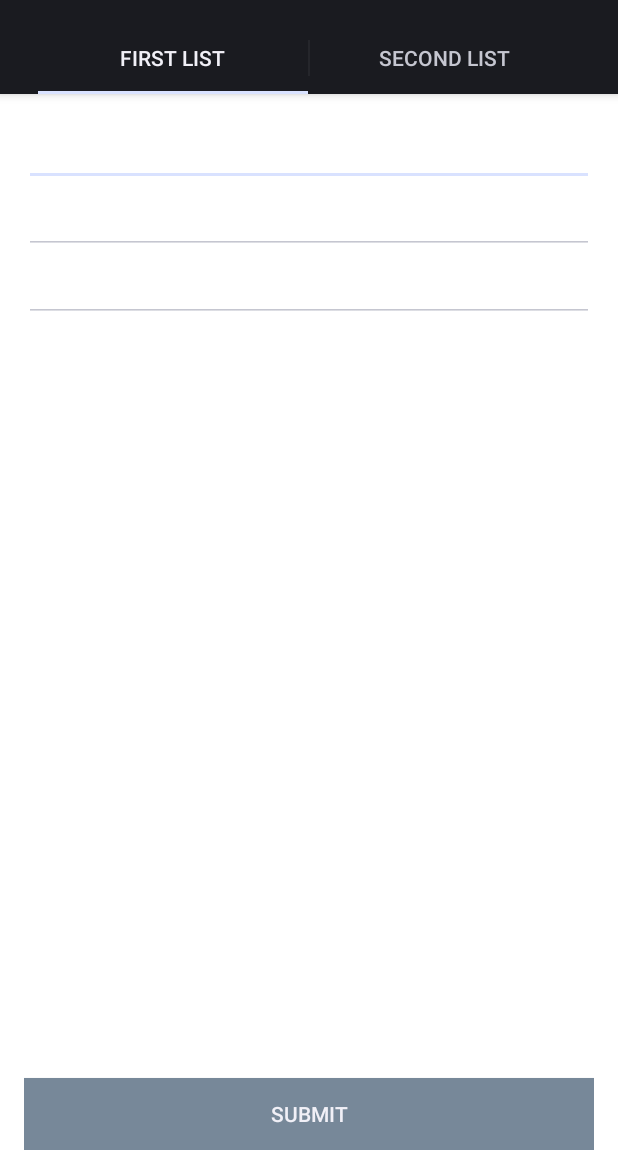
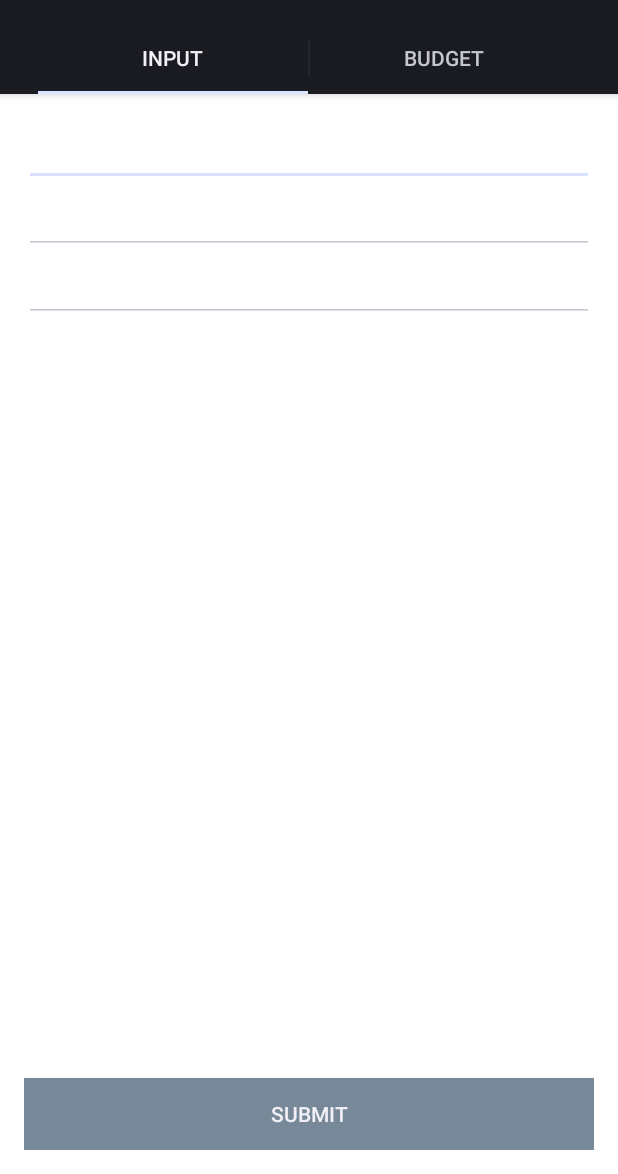
Before and after one commit to willy1087/CS594-Android-Final_project, an Android app: the screen it shows after launch (MainActivity), on a phone screen of 412 x 824 dp, the part 62-1236 px from its top. Run offline under Robolectric (Android 15) with nearby library versions, the phone set to English and light mode, and no system bars.

Commit message:
Edit Some text
Adding the right text to tabs

```diff
--- a/Final_Project/app/src/main/java/com/example/willy1087/final_project/MainActivity.java
+++ b/Final_Project/app/src/main/java/com/example/willy1087/final_project/MainActivity.java
@@ -27,12 +27,12 @@ public class MainActivity extends Activity implements ActionBar.TabListener{
 
         actionBar.addTab(
                 actionBar.newTab()
-                        .setText("First List")
+                        .setText("Input")
                         .setTabListener(this));
 
         actionBar.addTab(
                 actionBar.newTab()
-                        .setText("Second List")
+                        .setText("Budget")
                         .setTabListener(this));
 
     }
```
